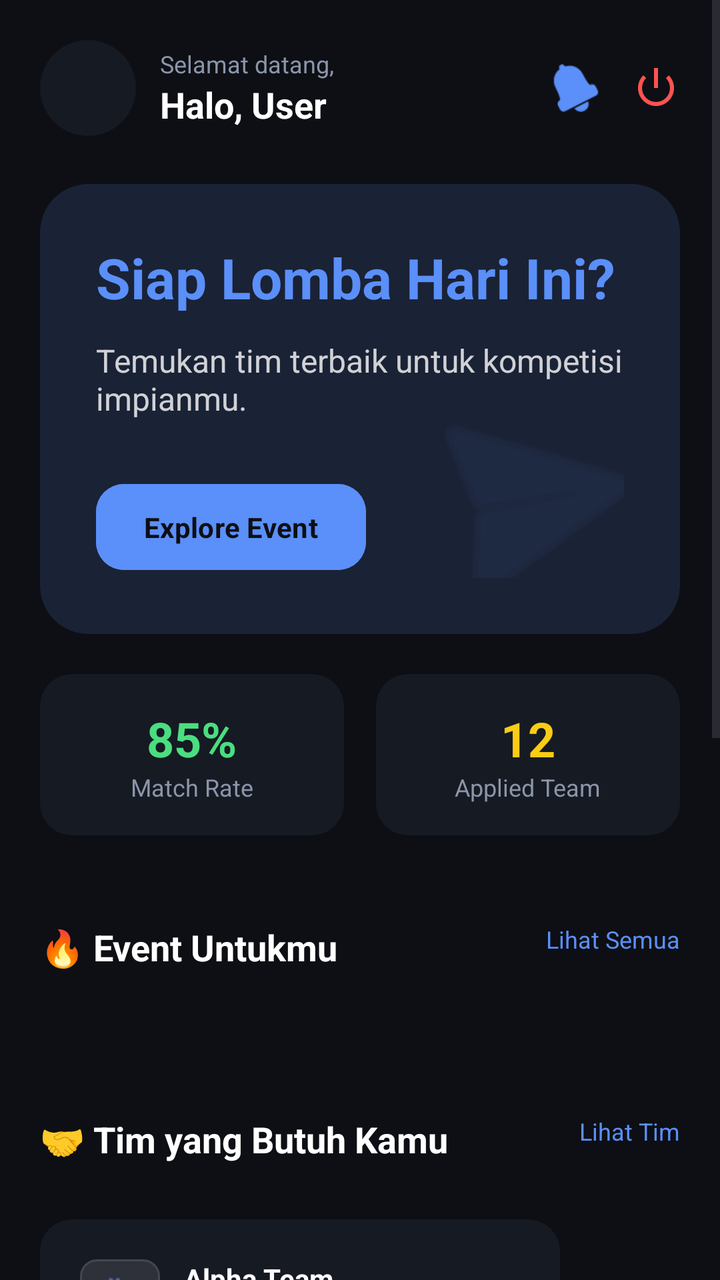
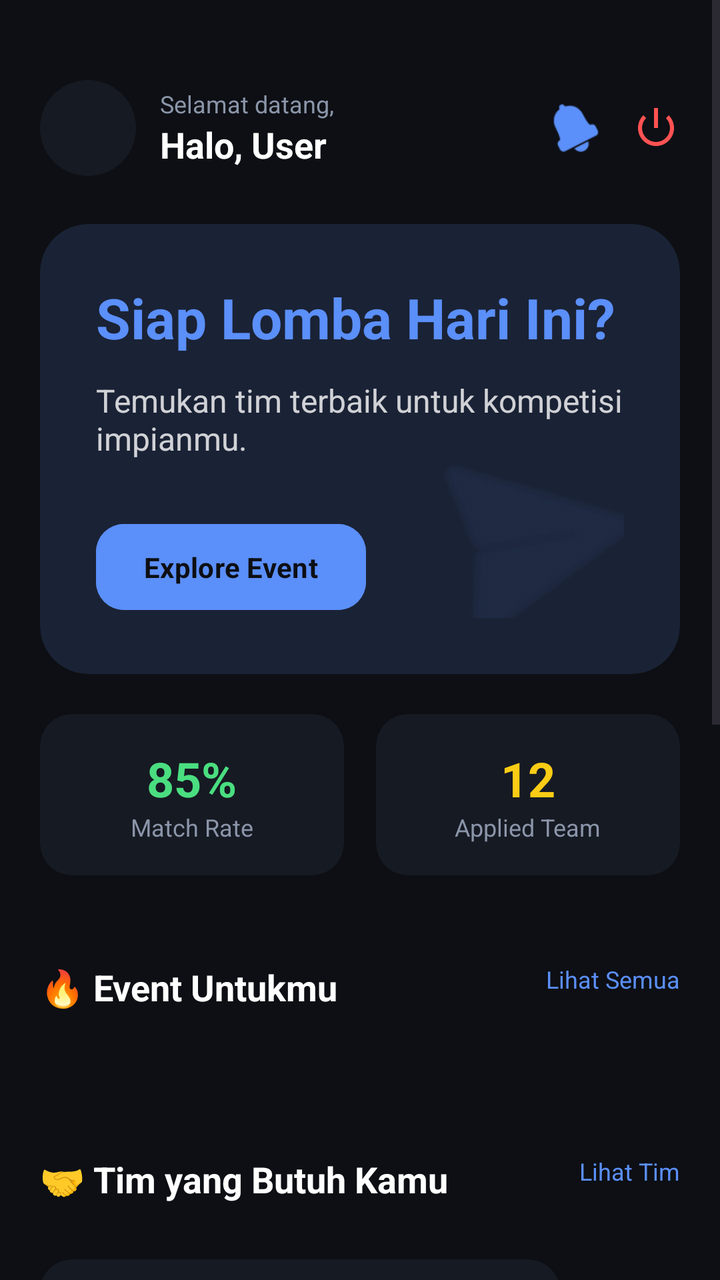

Two renders of the same Android screen: before a commit and after it. Below are the layout's source before the change and the commit's diff.
<!-- AndroidManifest.xml: application theme Theme.Joko -->
<!-- res/layout/fragment_home.xml -->
<?xml version="1.0" encoding="utf-8"?>
<androidx.constraintlayout.widget.ConstraintLayout xmlns:android="http://schemas.android.com/apk/res/android"
    xmlns:app="http://schemas.android.com/apk/res-auto"
    xmlns:tools="http://schemas.android.com/tools"
    android:layout_width="match_parent"
    android:layout_height="match_parent"
    android:background="@color/bg_base">

    <ScrollView
        android:layout_width="match_parent"
        android:layout_height="match_parent"
        android:fillViewport="true">

        <LinearLayout
            android:layout_width="match_parent"
            android:layout_height="wrap_content"
            android:orientation="vertical"
            android:padding="20dp">

            
            <RelativeLayout
                android:layout_width="match_parent"
                android:layout_height="wrap_content">

                <com.google.android.material.imageview.ShapeableImageView
                    android:id="@+id/ivProfile"
                    android:layout_width="48dp"
                    android:layout_height="48dp"
                    android:background="@color/bg_surface"
                    android:scaleType="centerCrop"
                    app:shapeAppearanceOverlay="@style/CircleImage" />

                <LinearLayout
                    android:layout_width="wrap_content"
                    android:layout_height="wrap_content"
                    android:layout_centerVertical="true"
                    android:layout_marginStart="12dp"
                    android:layout_toEndOf="@id/ivProfile"
                    android:orientation="vertical">

                    <TextView
                        android:layout_width="wrap_content"
                        android:layout_height="wrap_content"
                        android:text="Selamat datang,"
                        android:textColor="@color/text_secondary"
                        android:textSize="12sp" />

                    <TextView
                        android:id="@+id/tvUserName"
                        android:layout_width="wrap_content"
                        android:layout_height="wrap_content"
                        android:text="Halo, User"
                        android:textColor="@color/white"
                        android:textSize="18sp"
                        android:textStyle="bold" />
                </LinearLayout>

                <LinearLayout
                    android:layout_width="wrap_content"
                    android:layout_height="wrap_content"
                    android:layout_alignParentEnd="true"
                    android:layout_centerVertical="true"
                    android:orientation="horizontal">

                    <ImageView
                        android:id="@+id/btnNotification"
                        android:layout_width="24dp"
                        android:layout_height="24dp"
                        android:layout_marginEnd="16dp"
                        android:src="@android:drawable/ic_popup_reminder"
                        app:tint="@color/primary" />

                    <ImageView
                        android:id="@+id/btnLogout"
                        android:layout_width="24dp"
                        android:layout_height="24dp"
                        android:src="@android:drawable/ic_lock_power_off"
                        app:tint="#FF5252" />
                </LinearLayout>
            </RelativeLayout>

            
            <androidx.cardview.widget.CardView
                android:layout_width="match_parent"
                android:layout_height="wrap_content"
                android:layout_marginTop="24dp"
                app:cardBackgroundColor="@color/bg_banner"
                app:cardCornerRadius="24dp"
                app:cardElevation="0dp">

                <androidx.constraintlayout.widget.ConstraintLayout
                    android:layout_width="match_parent"
                    android:layout_height="wrap_content"
                    android:padding="28dp">

                    <ImageView
                        android:id="@+id/ivRocket"
                        android:layout_width="140dp"
                        android:layout_height="140dp"
                        android:layout_marginEnd="-30dp"
                        android:layout_marginBottom="-30dp"
                        android:alpha="0.12"
                        android:rotation="-10"
                        android:src="@android:drawable/ic_menu_send"
                        app:layout_constraintBottom_toBottomOf="parent"
                        app:layout_constraintEnd_toEndOf="parent"
                        app:tint="@color/primary" />

                    <TextView
                        android:id="@+id/tvBannerTitle"
                        android:layout_width="0dp"
                        android:layout_height="wrap_content"
                        android:text="@string/banner_title"
                        android:textColor="@color/primary"
                        android:textSize="28sp"
                        android:textStyle="bold"
                        app:layout_constraintEnd_toEndOf="parent"
                        app:layout_constraintStart_toStartOf="parent"
                        app:layout_constraintTop_toTopOf="parent" />

                    <TextView
                        android:id="@+id/tvBannerDesc"
                        android:layout_width="0dp"
                        android:layout_height="wrap_content"
                        android:layout_marginTop="12dp"
                        android:alpha="0.8"
                        android:text="@string/banner_desc"
                        android:textColor="@color/white"
                        android:textSize="16sp"
                        app:layout_constraintEnd_toEndOf="parent"
                        app:layout_constraintStart_toStartOf="parent"
                        app:layout_constraintTop_toBottomOf="@id/tvBannerTitle" />

                    <Button
                        android:id="@+id/btnExploreBanner"
                        android:layout_width="wrap_content"
                        android:layout_height="wrap_content"
                        android:layout_marginTop="28dp"
                        android:backgroundTint="@color/primary"
                        android:paddingHorizontal="24dp"
                        android:paddingVertical="12dp"
                        android:text="@string/btn_explore_event"
                        android:textAllCaps="false"
                        android:textColor="#0D0F14"
                        android:textStyle="bold"
                        app:cornerRadius="14dp"
                        app:layout_constraintStart_toStartOf="parent"
                        app:layout_constraintTop_toBottomOf="@id/tvBannerDesc" />

                    <Button
                        android:id="@+id/btnCreateEvent"
                        android:layout_width="wrap_content"
                        android:layout_height="wrap_content"
                        android:layout_marginStart="12dp"
                        android:backgroundTint="@color/primary"
                        android:paddingHorizontal="24dp"
                        android:paddingVertical="12dp"
                        android:text="@string/btn_buat_event"
                        android:textAllCaps="false"
                        android:textColor="#0D0F14"
                        android:textStyle="bold"
                        android:visibility="gone"
                        app:cornerRadius="14dp"
                        app:layout_constraintBottom_toBottomOf="@id/btnExploreBanner"
                        app:layout_constraintStart_toEndOf="@id/btnExploreBanner"
                        app:layout_constraintTop_toTopOf="@id/btnExploreBanner"
                        tools:visibility="visible" />

                </androidx.constraintlayout.widget.ConstraintLayout>
            </androidx.cardview.widget.CardView>

            
            <LinearLayout
                android:layout_width="match_parent"
                android:layout_height="wrap_content"
                android:layout_marginTop="20dp"
                android:orientation="horizontal">

                <androidx.cardview.widget.CardView
                    android:layout_width="0dp"
                    android:layout_height="wrap_content"
                    android:layout_marginEnd="8dp"
                    android:layout_weight="1"
                    app:cardBackgroundColor="@color/bg_surface"
                    app:cardCornerRadius="16dp"
                    app:cardElevation="0dp">
                    <LinearLayout
                        android:layout_width="match_parent"
                        android:layout_height="wrap_content"
                        android:gravity="center"
                        android:orientation="vertical"
                        android:padding="16dp">
                        <TextView
                            android:layout_width="wrap_content"
                            android:layout_height="wrap_content"
                            android:text="85%"
                            android:textColor="@color/secondary"
                            android:textSize="24sp"
                            android:textStyle="bold" />
                        <TextView
                            android:layout_width="wrap_content"
                            android:layout_height="wrap_content"
                            android:text="Match Rate"
                            android:textColor="@color/text_secondary"
                            android:textSize="12sp" />
                    </LinearLayout>
                </androidx.cardview.widget.CardView>

                <androidx.cardview.widget.CardView
                    android:layout_width="0dp"
                    android:layout_height="wrap_content"
                    android:layout_marginStart="8dp"
                    android:layout_weight="1"
                    app:cardBackgroundColor="@color/bg_surface"
                    app:cardCornerRadius="16dp"
                    app:cardElevation="0dp">
                    <LinearLayout
                        android:layout_width="match_parent"
                        android:layout_height="wrap_content"
                        android:gravity="center"
                        android:orientation="vertical"
                        android:padding="16dp">
                        <TextView
                            android:layout_width="wrap_content"
                            android:layout_height="wrap_content"
                            android:text="12"
                            android:textColor="#FACC15"
                            android:textSize="24sp"
                            android:textStyle="bold" />
                        <TextView
                            android:layout_width="wrap_content"
                            android:layout_height="wrap_content"
                            android:text="Applied Team"
                            android:textColor="@color/text_secondary"
                            android:textSize="12sp" />
                    </LinearLayout>
                </androidx.cardview.widget.CardView>
            </LinearLayout>

            
            <RelativeLayout
                android:layout_width="match_parent"
                android:layout_height="48dp"
                android:layout_marginTop="32dp"
                android:gravity="center">
                <TextView
                    android:layout_width="wrap_content"
                    android:layout_height="wrap_content"
                    android:text="🔥 Event Untukmu"
                    android:textColor="@color/white"
                    android:textSize="18sp"
                    android:textStyle="bold" />
                <TextView
                    android:id="@+id/btnLihatSemuaEvents"
                    android:layout_width="wrap_content"
                    android:layout_height="wrap_content"
                    android:layout_alignParentEnd="true"
                    android:text="Lihat Semua"
                    android:clickable="true"
                    android:focusable="true"
                    android:textColor="@color/primary"
                    android:textSize="12sp" />
            </RelativeLayout>

            <androidx.recyclerview.widget.RecyclerView
                android:id="@+id/rvHomeEvents"
                android:layout_width="match_parent"
                android:layout_height="wrap_content"
                android:layout_marginTop="16dp"
                android:orientation="horizontal"
                app:layoutManager="androidx.recyclerview.widget.LinearLayoutManager"
                tools:listitem="@layout/item_home_event" />

            
            <RelativeLayout
                android:layout_width="match_parent"
                android:layout_height="48dp"
                android:layout_marginTop="32dp"
                android:gravity="center">
                <TextView
                    android:layout_width="wrap_content"
                    android:layout_height="wrap_content"
                    android:text="🤝 Tim yang Butuh Kamu"
                    android:textColor="@color/white"
                    android:textSize="18sp"
                    android:textStyle="bold" />

                <TextView
                    android:id="@+id/btnLihatTim"
                    android:layout_width="wrap_content"
                    android:layout_height="wrap_content"
                    android:layout_alignParentEnd="true"
                    android:text="Lihat Tim"
                    android:clickable="true"
                    android:focusable="true"
                    android:textColor="@color/primary"
                    android:textSize="12sp" />
            </RelativeLayout>

            <HorizontalScrollView
                android:layout_width="match_parent"
                android:layout_height="wrap_content"
                android:layout_marginTop="16dp"
                android:scrollbars="none">
                <LinearLayout
                    android:layout_width="wrap_content"
                    android:layout_height="wrap_content"
                    android:orientation="horizontal">
                    
                    <androidx.cardview.widget.CardView
                        android:layout_width="260dp"
                        android:layout_height="wrap_content"
                        android:layout_marginEnd="16dp"
                        app:cardBackgroundColor="@color/bg_surface"
                        app:cardCornerRadius="16dp"
                        app:cardElevation="0dp">
                        <LinearLayout
                            android:layout_width="match_parent"
                            android:layout_height="wrap_content"
                            android:padding="20dp"
                            android:orientation="vertical">
                            <LinearLayout
                                android:layout_width="match_parent"
                                android:layout_height="wrap_content"
                                android:orientation="horizontal">
                                <ImageView
                                    android:layout_width="40dp"
                                    android:layout_height="40dp"
                                    android:background="@drawable/bg_input_field"
                                    android:padding="8dp"
                                    android:src="@android:drawable/ic_menu_agenda"
                                    app:tint="@color/primary" />
                                <LinearLayout
                                    android:layout_width="wrap_content"
                                    android:layout_height="wrap_content"
                                    android:layout_marginStart="12dp"
                                    android:orientation="vertical">

                                    <TextView
                                        android:layout_width="wrap_content"
                                        android:layout_height="wrap_content"
                                        android:text="Alpha Team"
                                        android:textColor="@color/white"
                                        android:textStyle="bold" />

                                    <TextView
                                        android:layout_width="wrap_content"
                                        android:layout_height="wrap_content"
                                        android:text="Lomba Web App Dev"
                                        android:textColor="@color/text_secondary"
                                        android:textSize="10sp" />
                                </LinearLayout>
                            </LinearLayout>

                            <TextView
                                android:layout_width="wrap_content"
                                android:layout_height="wrap_content"
                                android:layout_marginTop="16dp"
                                android:text="Mencari Role:"
                                android:textColor="@color/text_secondary"
                                android:textSize="12sp" />

                            <LinearLayout
                                android:layout_width="match_parent"
                                android:layout_height="wrap_content"
                                android:layout_marginTop="8dp"
                                android:orientation="horizontal">

                                <TextView
                                    android:layout_width="wrap_content"
                                    android:layout_height="wrap_content"
                                    android:background="@drawable/bg_input_field"
                                    android:paddingHorizontal="8dp"
                                    android:paddingVertical="4dp"
                                    android:text="Backend"
                                    android:textColor="@color/primary"
                                    android:textSize="10sp" />

                                <TextView
                                    android:layout_width="wrap_content"
                                    android:layout_height="wrap_content"
                                    android:layout_marginStart="8dp"
                                    android:background="@drawable/bg_input_field"
                                    android:paddingHorizontal="8dp"
                                    android:paddingVertical="4dp"
                                    android:text="DevOps"
                                    android:textColor="@color/text_secondary"
                                    android:textSize="10sp" />
                            </LinearLayout>

                            <RelativeLayout
                                android:layout_width="match_parent"
                                android:layout_height="wrap_content"
                                android:layout_marginTop="20dp">

                                <TextView
                                    android:layout_width="wrap_content"
                                    android:layout_height="wrap_content"
                                    android:text="Progress Tim"
                                    android:textColor="@color/text_secondary"
                                    android:textSize="11sp" />

                                <TextView
                                    android:layout_width="wrap_content"
                                    android:layout_height="wrap_content"
                                    android:layout_alignParentEnd="true"
                                    android:text="2/4"
                                    android:textColor="@color/primary"
                                    android:textSize="11sp" />
                            </RelativeLayout>

                            <ProgressBar
                                style="?android:attr/progressBarStyleHorizontal"
                                android:layout_width="match_parent"
                                android:layout_height="4dp"
                                android:layout_marginTop="8dp"
                                android:progress="50"
                                android:progressTint="@color/primary" />
                        </LinearLayout>
                    </androidx.cardview.widget.CardView>
                </LinearLayout>
            </HorizontalScrollView>

            
            <androidx.cardview.widget.CardView
                android:layout_width="match_parent"
                android:layout_height="wrap_content"
                android:layout_marginTop="32dp"
                android:layout_marginBottom="24dp"
                app:cardBackgroundColor="@color/bg_surface"
                app:cardCornerRadius="20dp"
                app:cardElevation="0dp">

                <LinearLayout
                    android:layout_width="match_parent"
                    android:layout_height="wrap_content"
                    android:gravity="center"
                    android:orientation="vertical"
                    android:padding="24dp">

                    <ImageView
                        android:layout_width="48dp"
                        android:layout_height="48dp"
                        android:src="@android:drawable/ic_menu_preferences"
                        app:tint="@color/text_disabled" />

                    <TextView
                        android:layout_width="wrap_content"
                        android:layout_height="wrap_content"
                        android:layout_marginTop="16dp"
                        android:text="Lengkapi Profil Skilmu"
                        android:textColor="@color/white"
                        android:textSize="16sp"
                        android:textStyle="bold" />

                    <TextView
                        android:layout_width="wrap_content"
                        android:layout_height="wrap_content"
                        android:layout_marginTop="8dp"
                        android:gravity="center"
                        android:text="Bantu kami merekomendasikan tim yang paling pas buat kamu."
                        android:textColor="@color/text_secondary"
                        android:textSize="12sp" />

                    <Button
                        android:id="@+id/btnAturMinat"
                        style="@style/Widget.MaterialComponents.Button.OutlinedButton"
                        android:layout_width="wrap_content"
                        android:layout_height="wrap_content"
                        android:layout_marginTop="16dp"
                        android:text="Atur Minat"
                        android:textAllCaps="false"
                        android:textColor="@color/primary"
                        app:cornerRadius="12dp"
                        app:strokeColor="@color/primary" />
                </LinearLayout>
            </androidx.cardview.widget.CardView>
        </LinearLayout>
    </ScrollView>

</androidx.constraintlayout.widget.ConstraintLayout>
<!-- res/layout/item_home_event.xml (included above) -->
<?xml version="1.0" encoding="utf-8"?>
<androidx.cardview.widget.CardView xmlns:android="http://schemas.android.com/apk/res/android"
    xmlns:app="http://schemas.android.com/apk/res-auto"
    android:id="@+id/cvHomeEvent"
    android:layout_width="280dp"
    android:layout_height="wrap_content"
    android:layout_marginEnd="16dp"
    android:clickable="true"
    android:focusable="true"
    android:foreground="?android:attr/selectableItemBackground"
    app:cardBackgroundColor="@color/bg_surface"
    app:cardCornerRadius="16dp"
    app:cardElevation="0dp">

    <LinearLayout
        android:layout_width="match_parent"
        android:layout_height="wrap_content"
        android:orientation="vertical">

        <ImageView
            android:id="@+id/ivEventBanner"
            android:layout_width="match_parent"
            android:layout_height="140dp"
            android:scaleType="centerCrop"
            android:background="@color/text_disabled" />

        <LinearLayout
            android:layout_width="match_parent"
            android:layout_height="wrap_content"
            android:padding="16dp"
            android:orientation="vertical">

            <TextView
                android:id="@+id/tvEventTitle"
                android:layout_width="match_parent"
                android:layout_height="wrap_content"
                android:text="Event Title"
                android:textColor="@color/white"
                android:textSize="16sp"
                android:textStyle="bold"
                android:maxLines="1"
                android:ellipsize="end" />

            <TextView
                android:id="@+id/tvEventDate"
                android:layout_width="wrap_content"
                android:layout_height="wrap_content"
                android:layout_marginTop="8dp"
                android:text="📅 Date"
                android:textColor="@color/text_secondary"
                android:textSize="12sp" />

            <TextView
                android:id="@+id/tvEventLocation"
                android:layout_width="wrap_content"
                android:layout_height="wrap_content"
                android:layout_marginTop="4dp"
                android:text="📍 Location"
                android:textColor="@color/text_secondary"
                android:textSize="12sp"
                android:maxLines="1"
                android:ellipsize="end" />

            <RelativeLayout
                android:layout_width="match_parent"
                android:layout_height="wrap_content"
                android:layout_marginTop="16dp">

                <TextView
                    android:id="@+id/tvCategory"
                    android:layout_width="wrap_content"
                    android:layout_height="wrap_content"
                    android:text="Category"
                    android:textColor="@color/secondary"
                    android:textStyle="bold"
                    android:textSize="12sp" />

                <TextView
                    android:layout_width="wrap_content"
                    android:layout_height="wrap_content"
                    android:layout_alignParentEnd="true"
                    android:text="Lihat Detail"
                    android:textColor="@color/primary"
                    android:textSize="11sp" />
            </RelativeLayout>
        </LinearLayout>
    </LinearLayout>
</androidx.cardview.widget.CardView>
<!-- resources referenced by this layout -->
<resources>
  <color name="bg_banner">#1A2235</color>
  <color name="bg_base">#0D0F14</color>
  <color name="bg_surface">#161A23</color>
  <color name="primary">#5B8FF9</color>
  <color name="secondary">#4ADE80</color>
  <color name="text_disabled">#3D4557</color>
  <color name="text_secondary">#8B95A9</color>
  <color name="white">#FFFFFFFF</color>
  <!-- drawable bg_input_field (drawable) -->
  <?xml version="1.0" encoding="utf-8"?>
  <shape xmlns:android="http://schemas.android.com/apk/res/android">
      <solid android:color="#1AFFFFFF" />
      <corners android:radius="8dp" />
      <stroke android:width="1dp" android:color="@color/outline_variant" />
  </shape>
  <string name="banner_desc">Temukan tim terbaik untuk kompetisi impianmu.</string>
  <string name="banner_title">Siap Lomba Hari Ini?</string>
  <string name="btn_buat_event">+ Buat Event</string>
  <string name="btn_explore_event">Explore Event</string>
  <style name="CircleImage">
          <item name="cornerSize">50%</item>
      </style>
  <style name="Theme.Joko" parent="Base.Theme.Joko" />
  <color name="outline_variant">#424753</color>
  <style name="Base.Theme.Joko" parent="Theme.Material3.DayNight.NoActionBar">
          <item name="colorPrimary">@color/primary</item>
          <item name="android:statusBarColor">@color/bg_base</item>
          <item name="android:windowBackground">@color/bg_base</item>
  
          
          <item name="fontFamily">@font/font_body</item>
  
          <item name="textAppearanceHeadlineLarge">@style/TextAppearance.App.HeadlineLarge</item>
          <item name="textAppearanceHeadlineMedium">@style/TextAppearance.App.HeadlineMedium</item>
          <item name="textAppearanceHeadlineSmall">@style/TextAppearance.App.HeadlineSmall</item>
          <item name="textAppearanceTitleLarge">@style/TextAppearance.App.TitleLarge</item>
      </style>
  <style name="TextAppearance.App.HeadlineLarge" parent="TextAppearance.Material3.HeadlineLarge">
          <item name="fontFamily">@font/font_headlines</item>
          <item name="android:fontFamily">@font/font_headlines</item>
      </style>
  <style name="TextAppearance.App.HeadlineMedium" parent="TextAppearance.Material3.HeadlineMedium">
          <item name="fontFamily">@font/font_headlines</item>
          <item name="android:fontFamily">@font/font_headlines</item>
      </style>
  <style name="TextAppearance.App.HeadlineSmall" parent="TextAppearance.Material3.HeadlineSmall">
          <item name="fontFamily">@font/font_headlines</item>
          <item name="android:fontFamily">@font/font_headlines</item>
      </style>
  <style name="TextAppearance.App.TitleLarge" parent="TextAppearance.Material3.TitleLarge">
          <item name="fontFamily">@font/font_headlines</item>
          <item name="android:fontFamily">@font/font_headlines</item>
          <item name="android:textStyle">bold</item>
      </style>
</resources>

<!-- the commit's change to res/layout/fragment_home.xml (unified diff, before → after) -->
@@ -15,7 +15,11 @@
             android:layout_width="match_parent"
             android:layout_height="wrap_content"
             android:orientation="vertical"
-            android:padding="20dp">
+            android:paddingHorizontal="20dp"
+            android:paddingBottom="20dp"
+            android:paddingTop="40dp">
+
+            
 
             
             <RelativeLayout
@@ -79,7 +83,6 @@
                 </LinearLayout>
             </RelativeLayout>
 
-            
             <androidx.cardview.widget.CardView
                 android:layout_width="match_parent"
                 android:layout_height="wrap_content"
